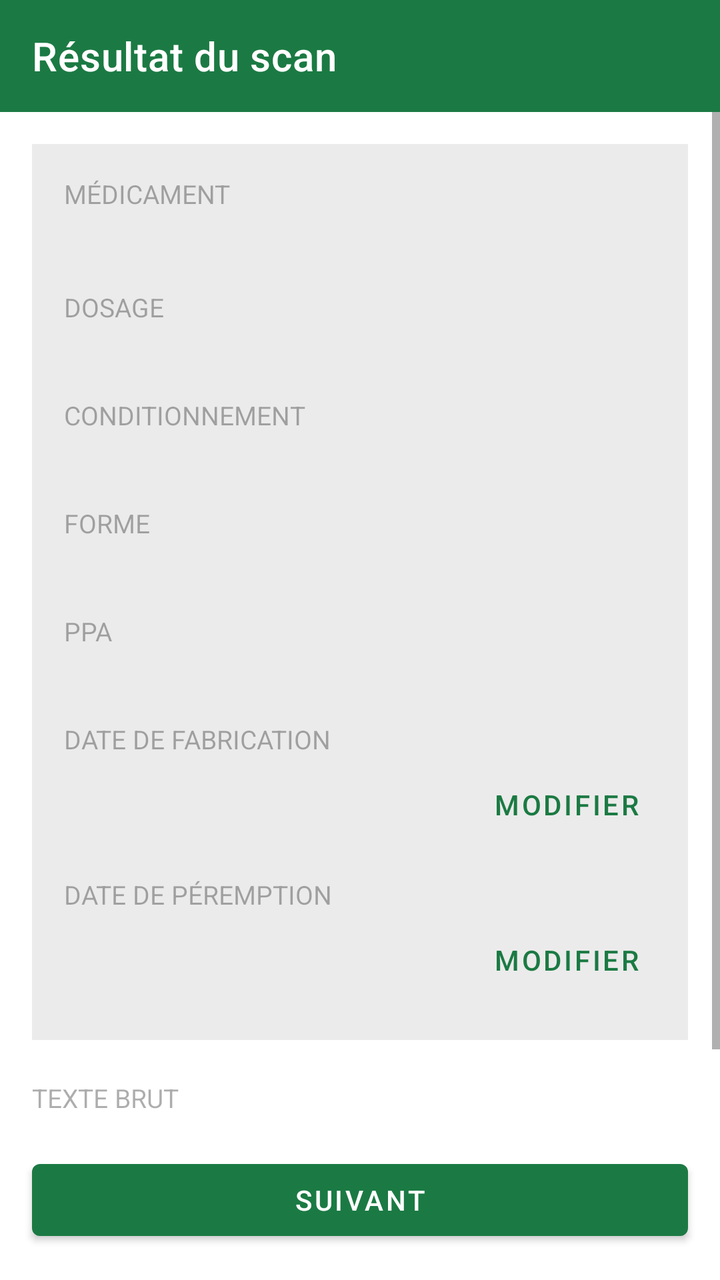
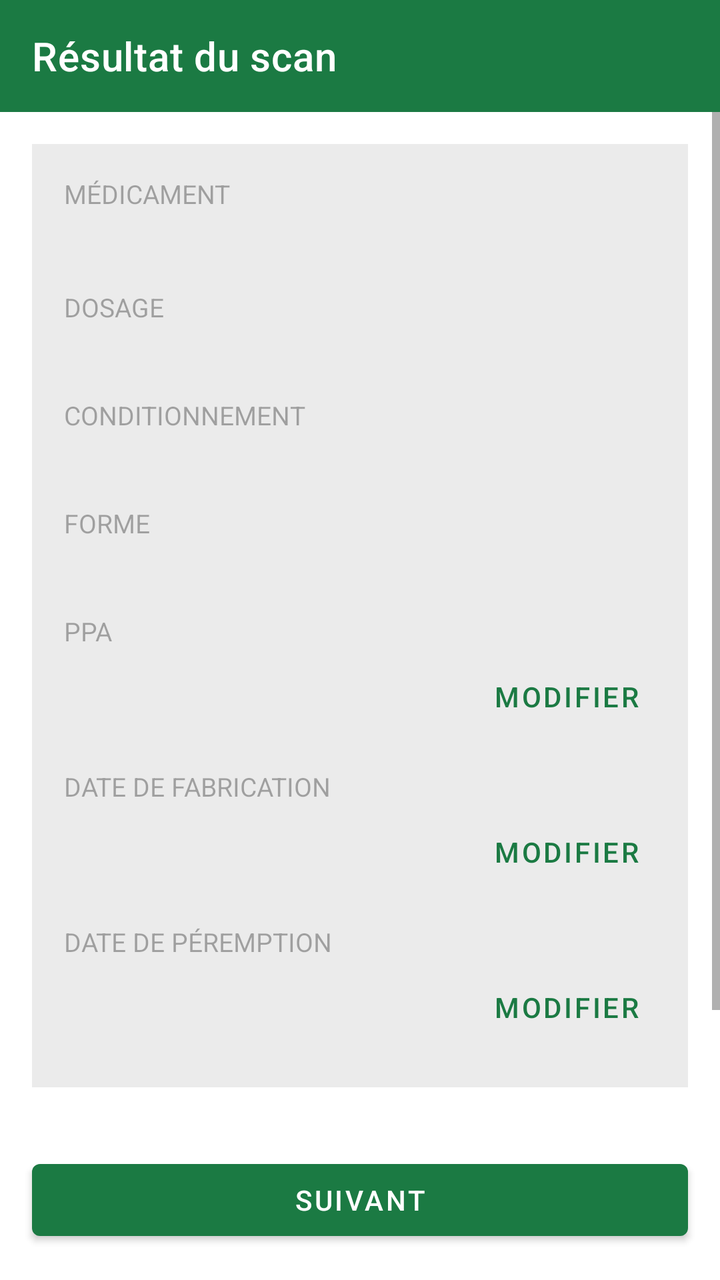

Two renders of the same Android screen: before a commit and after it. Below are the layout's source before the change and the commit's diff.
<!-- AndroidManifest.xml: application theme Theme.PharmaHelper -->
<!-- res/layout/activity_text.xml -->
<?xml version="1.0" encoding="utf-8"?>
<LinearLayout xmlns:android="http://schemas.android.com/apk/res/android"
    xmlns:app="http://schemas.android.com/apk/res-auto"
    android:layout_width="match_parent"
    android:layout_height="match_parent"
    android:orientation="vertical">

    <com.google.android.material.appbar.MaterialToolbar
        android:id="@+id/toolbar"
        android:layout_width="match_parent"
        android:layout_height="?attr/actionBarSize"
        android:background="?attr/colorPrimary"
        app:title="@string/extracted_text_title"
        app:titleTextColor="@android:color/white"
        app:navigationIconTint="@android:color/white" />

    <ScrollView
        android:layout_width="match_parent"
        android:layout_height="0dp"
        android:layout_weight="1"
        android:fillViewport="true">

        <LinearLayout
            android:layout_width="match_parent"
            android:layout_height="wrap_content"
            android:orientation="vertical"
            android:padding="16dp">

            <LinearLayout
                android:layout_width="match_parent"
                android:layout_height="wrap_content"
                android:orientation="vertical"
                android:padding="16dp"
                android:background="#14000000">

                <TextView
                    android:layout_width="wrap_content"
                    android:layout_height="wrap_content"
                    android:text="@string/field_name"
                    android:textSize="13sp"
                    android:textAllCaps="true"
                    android:alpha="0.6" />

                <TextView
                    android:id="@+id/field_name_value"
                    android:layout_width="match_parent"
                    android:layout_height="wrap_content"
                    android:textSize="20sp"
                    android:textStyle="bold"
                    android:textIsSelectable="true"
                    android:paddingBottom="4dp" />

                <RadioGroup
                    android:id="@+id/name_options"
                    android:layout_width="match_parent"
                    android:layout_height="wrap_content"
                    android:visibility="gone" />

                <TextView
                    android:layout_width="wrap_content"
                    android:layout_height="wrap_content"
                    android:text="@string/field_dosage"
                    android:textSize="13sp"
                    android:textAllCaps="true"
                    android:alpha="0.6"
                    android:paddingTop="8dp" />

                <TextView
                    android:id="@+id/field_dosage_value"
                    android:layout_width="match_parent"
                    android:layout_height="wrap_content"
                    android:textSize="18sp"
                    android:textIsSelectable="true"
                    android:paddingBottom="4dp" />

                <RadioGroup
                    android:id="@+id/dosage_options"
                    android:layout_width="match_parent"
                    android:layout_height="wrap_content"
                    android:visibility="gone" />

                <TextView
                    android:layout_width="wrap_content"
                    android:layout_height="wrap_content"
                    android:text="@string/field_cond"
                    android:textSize="13sp"
                    android:textAllCaps="true"
                    android:alpha="0.6"
                    android:paddingTop="8dp" />

                <TextView
                    android:id="@+id/field_cond_value"
                    android:layout_width="match_parent"
                    android:layout_height="wrap_content"
                    android:textSize="18sp"
                    android:textIsSelectable="true"
                    android:paddingBottom="4dp" />

                <RadioGroup
                    android:id="@+id/cond_options"
                    android:layout_width="match_parent"
                    android:layout_height="wrap_content"
                    android:visibility="gone" />

                <TextView
                    android:layout_width="wrap_content"
                    android:layout_height="wrap_content"
                    android:text="@string/field_forme"
                    android:textSize="13sp"
                    android:textAllCaps="true"
                    android:alpha="0.6"
                    android:paddingTop="8dp" />

                <TextView
                    android:id="@+id/field_forme_value"
                    android:layout_width="match_parent"
                    android:layout_height="wrap_content"
                    android:textSize="18sp"
                    android:textIsSelectable="true"
                    android:paddingBottom="4dp" />

                <RadioGroup
                    android:id="@+id/forme_options"
                    android:layout_width="match_parent"
                    android:layout_height="wrap_content"
                    android:visibility="gone" />

                <TextView
                    android:layout_width="wrap_content"
                    android:layout_height="wrap_content"
                    android:text="@string/field_ppa"
                    android:textSize="13sp"
                    android:textAllCaps="true"
                    android:alpha="0.6"
                    android:paddingTop="8dp" />

                <TextView
                    android:id="@+id/field_ppa_value"
                    android:layout_width="match_parent"
                    android:layout_height="wrap_content"
                    android:textSize="18sp"
                    android:textIsSelectable="true"
                    android:paddingBottom="12dp" />

                <TextView
                    android:layout_width="wrap_content"
                    android:layout_height="wrap_content"
                    android:text="@string/field_fab_date"
                    android:textSize="13sp"
                    android:textAllCaps="true"
                    android:alpha="0.6" />

                <LinearLayout
                    android:layout_width="match_parent"
                    android:layout_height="wrap_content"
                    android:orientation="horizontal"
                    android:gravity="center_vertical"
                    android:paddingBottom="12dp">

                    <TextView
                        android:id="@+id/field_fab_value"
                        android:layout_width="0dp"
                        android:layout_height="wrap_content"
                        android:layout_weight="1"
                        android:textSize="18sp"
                        android:textIsSelectable="true" />

                    <com.google.android.material.button.MaterialButton
                        android:id="@+id/btn_edit_fab"
                        style="@style/Widget.MaterialComponents.Button.TextButton"
                        android:layout_width="wrap_content"
                        android:layout_height="wrap_content"
                        android:minWidth="0dp"
                        android:text="@string/edit_button" />

                </LinearLayout>

                <TextView
                    android:layout_width="wrap_content"
                    android:layout_height="wrap_content"
                    android:text="@string/field_exp_date"
                    android:textSize="13sp"
                    android:textAllCaps="true"
                    android:alpha="0.6" />

                <LinearLayout
                    android:layout_width="match_parent"
                    android:layout_height="wrap_content"
                    android:orientation="horizontal"
                    android:gravity="center_vertical">

                    <TextView
                        android:id="@+id/field_exp_value"
                        android:layout_width="0dp"
                        android:layout_height="wrap_content"
                        android:layout_weight="1"
                        android:textSize="18sp"
                        android:textIsSelectable="true" />

                    <com.google.android.material.button.MaterialButton
                        android:id="@+id/btn_edit_exp"
                        style="@style/Widget.MaterialComponents.Button.TextButton"
                        android:layout_width="wrap_content"
                        android:layout_height="wrap_content"
                        android:minWidth="0dp"
                        android:text="@string/edit_button" />

                </LinearLayout>

            </LinearLayout>

            <TextView
                android:layout_width="wrap_content"
                android:layout_height="wrap_content"
                android:text="@string/raw_text_title"
                android:textSize="13sp"
                android:textAllCaps="true"
                android:alpha="0.6"
                android:paddingTop="20dp"
                android:paddingBottom="4dp" />

            <TextView
                android:id="@+id/extracted_text"
                android:layout_width="match_parent"
                android:layout_height="wrap_content"
                android:textSize="15sp"
                android:lineSpacingExtra="4dp"
                android:textIsSelectable="true" />

        </LinearLayout>

    </ScrollView>

    <com.google.android.material.button.MaterialButton
        android:id="@+id/btn_next"
        android:layout_width="match_parent"
        android:layout_height="wrap_content"
        android:layout_margin="16dp"
        android:text="@string/next_button" />

</LinearLayout>
<!-- resources referenced by this layout -->
<resources>
  <string name="edit_button">Modifier</string>
  <string name="extracted_text_title">Résultat du scan</string>
  <string name="field_cond">Conditionnement</string>
  <string name="field_dosage">Dosage</string>
  <string name="field_exp_date">Date de péremption</string>
  <string name="field_fab_date">Date de fabrication</string>
  <string name="field_forme">Forme</string>
  <string name="field_name">Médicament</string>
  <string name="field_ppa">PPA</string>
  <string name="next_button">Suivant</string>
  <string name="raw_text_title">Texte brut</string>
  <style name="Theme.PharmaHelper" parent="Theme.MaterialComponents.Light.NoActionBar">
          <item name="colorPrimary">@color/pharma_green</item>
          <item name="colorPrimaryVariant">@color/pharma_green_dark</item>
          <item name="colorOnPrimary">@color/white</item>
          <item name="colorSecondary">@color/pharma_teal</item>
          <item name="colorSecondaryVariant">@color/pharma_teal</item>
          <item name="colorOnSecondary">@color/white</item>
          <item name="android:statusBarColor">@color/pharma_green_dark</item>
          <item name="android:navigationBarColor">@color/black</item>
          <item name="android:windowLightStatusBar">false</item>
      </style>
  <color name="pharma_green">#1B7A43</color>
  <color name="pharma_green_dark">#0E5A2E</color>
  <color name="white">#FFFFFFFF</color>
  <color name="pharma_teal">#00A886</color>
  <color name="black">#FF000000</color>
</resources>

<!-- the commit's change to res/layout/activity_text.xml (unified diff, before → after) -->
@@ -134,13 +134,30 @@
                     android:alpha="0.6"
                     android:paddingTop="8dp" />
 
-                <TextView
-                    android:id="@+id/field_ppa_value"
-                    android:layout_width="match_parent"
-                    android:layout_height="wrap_content"
-                    android:textSize="18sp"
-                    android:textIsSelectable="true"
-                    android:paddingBottom="12dp" />
+                <LinearLayout
+                    android:layout_width="match_parent"
+                    android:layout_height="wrap_content"
+                    android:orientation="horizontal"
+                    android:gravity="center_vertical"
+                    android:paddingBottom="12dp">
+
+                    <TextView
+                        android:id="@+id/field_ppa_value"
+                        android:layout_width="0dp"
+                        android:layout_height="wrap_content"
+                        android:layout_weight="1"
+                        android:textSize="18sp"
+                        android:textIsSelectable="true" />
+
+                    <com.google.android.material.button.MaterialButton
+                        android:id="@+id/btn_edit_ppa"
+                        style="@style/Widget.MaterialComponents.Button.TextButton"
+                        android:layout_width="wrap_content"
+                        android:layout_height="wrap_content"
+                        android:minWidth="0dp"
+                        android:text="@string/edit_button" />
+
+                </LinearLayout>
 
                 <TextView
                     android:layout_width="wrap_content"
